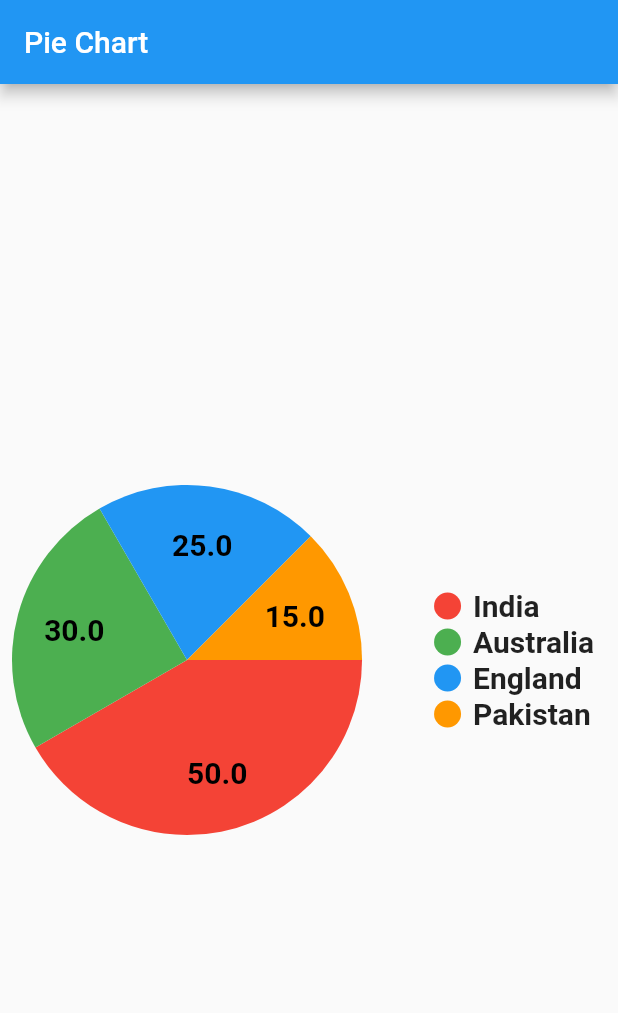
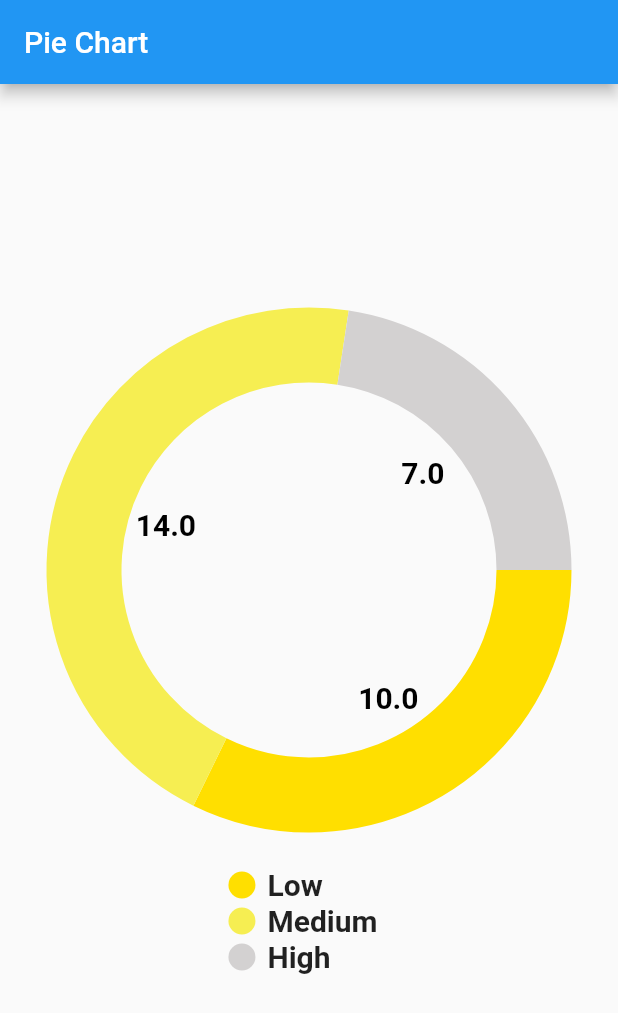
Before and after one commit to BathiniRakesh7/flutter_demo, a Flutter app: the PiechartDisc screen opened directly, on a phone screen of 412 x 824 dp. Shown: the top 1013 px of the screen. Run offline on Flutter 3.47's test engine with Material 2 defaults, Android fonts, the phone set to English and light mode, and no system bars; drawn by our look-alikes of pie_chart; our stand-ins replace curved_navigation_bar, syncfusion_flutter_charts; network calls fail.

Commit message:
Donut PieChart and LineChart added

```diff
--- a/lib/pie_chart_disc.dart
+++ b/lib/pie_chart_disc.dart
@@ -1,8 +1,7 @@
-// ignore_for_file: library_private_types_in_public_api
+
 
 import 'package:flutter/material.dart';
 import 'package:pie_chart/pie_chart.dart';
-
 void main() {
   runApp(
     MaterialApp(
@@ -14,7 +13,6 @@ void main() {
 }
 
 class PiechartDisc extends StatefulWidget {
-
   @override
   _PiechartDisc createState() => _PiechartDisc();
 }
@@ -27,20 +25,39 @@ class _PiechartDisc extends State<PiechartDisc> {
         title: const Text("Pie Chart"),
       ),
       body: const PieChart(
-        dataMap: {"India": 50, "Australia": 30, "England": 25, "Pakistan": 15},
-        chartRadius: 400,
-        colorList: [Colors.red, Colors.green, Colors.blue, Colors.orange],
+            dataMap: {
+              "Low": 10,
+              "Medium": 14,
+              "High": 7,
+            },
+            chartRadius: 300,
+            chartType: ChartType.ring,
+            ringStrokeWidth: 50,
             chartValuesOptions: ChartValuesOptions(
                 chartValueStyle: TextStyle(
                     fontSize: 20, fontWeight: FontWeight.bold, color: Colors.black),
                 showChartValueBackground: false),
 
-        legendOptions: LegendOptions(
+            legendOptions:LegendOptions(
                 legendTextStyle:
                     TextStyle(fontWeight: FontWeight.bold, fontSize: 20),
-            legendPosition: LegendPosition.right,
+                legendPosition: LegendPosition.bottom,
                 showLegends: true),
             animationDuration: Duration(seconds: 2),
+            gradientList: <List<Color>>[
+              [
+                Color.fromRGBO(255, 223, 0, 1.0),
+                Color.fromRGBO(250, 146, 37, 1.0),
+              ],
+              [
+                Color.fromRGBO(246, 238, 82, 1.0),
+                Color.fromRGBO(92, 74, 140, 1.0),
+              ],
+              [
+                Color.fromRGBO(211, 209, 209, 1.0),
+                Color.fromRGBO(108, 93, 126, 1.0),
+              ],
+            ],
           ),
       );
   }
```
Also changed, not shown: lib/line_chart.dart (added, +59 -0 lines). Lines whose indentation alone changed are shown as unchanged.
